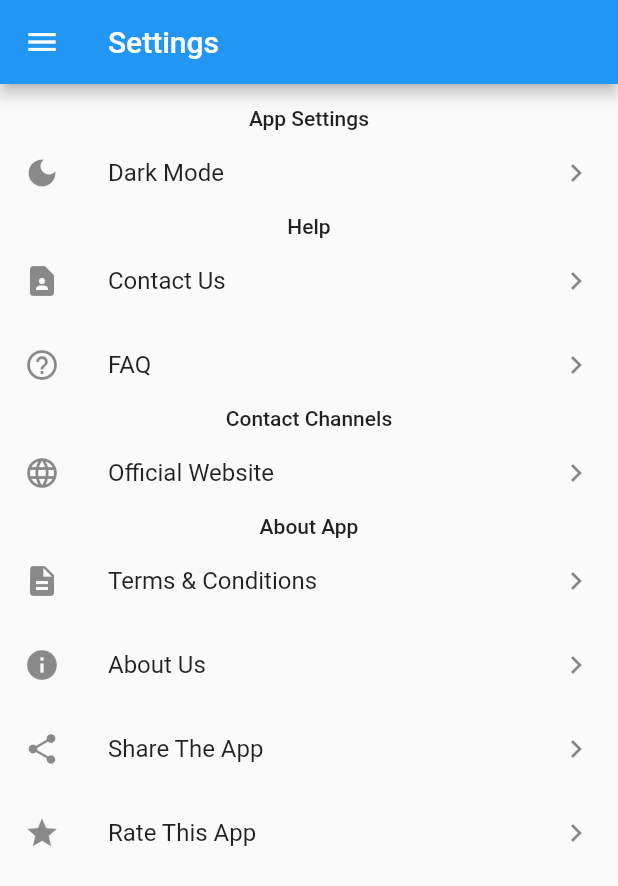
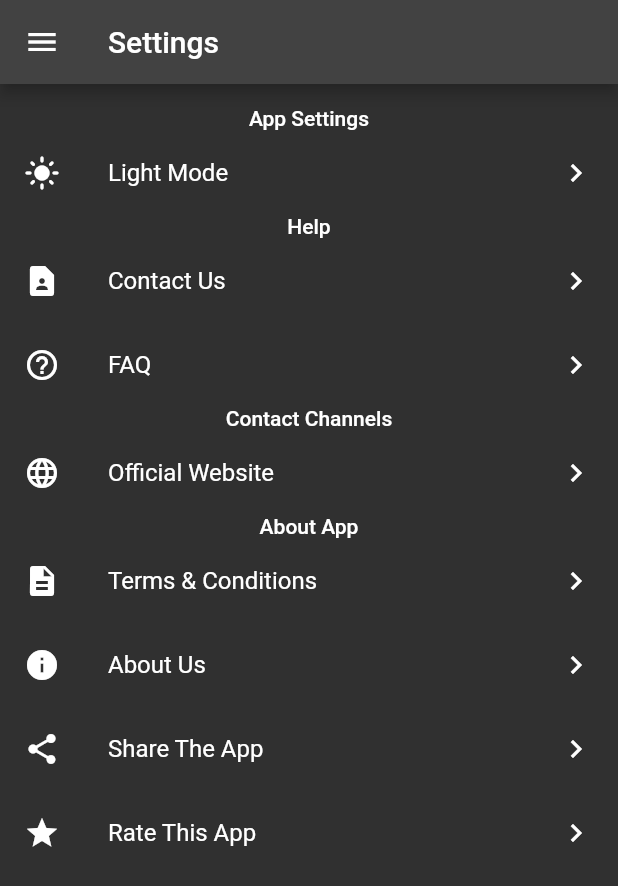
Before and after one commit to vlance11/flutter-moonlight, a Flutter app: the SettingsView screen opened by its route, after a tap on "Dark Mode", on a phone screen of 412 x 824 dp. Shown: the top 886 px of the screen. Run offline on Flutter 3.47's test engine with Material 2 defaults, Android fonts, the phone set to English and light mode, and no system bars; our stand-ins replace share_plus; network calls fail.

Commit message:
create switch button for theme mode

```diff
--- a/lib/main.dart
+++ b/lib/main.dart
@@ -8,16 +8,26 @@ void main() {
 }
 
 class MyApp extends StatelessWidget {
+  // Theme Mode Change Start
+  static final ValueNotifier<ThemeMode> themeNotifier =
+      ValueNotifier(ThemeMode.light);
+  // Theme Mode Change End
   const MyApp({Key? key}) : super(key: key);
 
   @override
   Widget build(BuildContext context) {
+    return ValueListenableBuilder<ThemeMode>(
+        valueListenable: themeNotifier,
+        builder: (_, ThemeMode currentMode, __) {
           return MaterialApp(
             title: appName,
             theme: lightTheme,
-      themeMode: ThemeMode.system,
+            // themeMode: ThemeMode.system,
+            darkTheme: ThemeData.dark(),
+            themeMode: currentMode,
             initialRoute: rootRoute,
             onGenerateRoute: Routes.generateRoute,
           );
+        });
   }
 }
--- a/lib/views/settings_view.dart
+++ b/lib/views/settings_view.dart
@@ -2,6 +2,7 @@ import 'dart:io';
 
 import 'package:flutter/material.dart';
 import '../constants/app.dart';
+import '../main.dart';
 import '../utils/tools.dart';
 import '../widgets/drawer.dart';
 
@@ -24,10 +25,19 @@ class SettingsView extends StatelessWidget {
                   style: TextStyle(fontWeight: FontWeight.w500)),
             ),
             ListTile(
-              leading: Icon(Icons.dark_mode),
-              title: Text("Dark Mode"),
+              leading: Icon(MyApp.themeNotifier.value == ThemeMode.light
+                  ? Icons.dark_mode
+                  : Icons.light_mode),
+              title: MyApp.themeNotifier.value == ThemeMode.light
+                  ? Text("Dark Mode")
+                  : Text("Light Mode"),
               trailing: Icon(Icons.navigate_next),
-              onTap: (() {}),
+              onTap: (() {
+                MyApp.themeNotifier.value =
+                    MyApp.themeNotifier.value == ThemeMode.light
+                        ? ThemeMode.dark
+                        : ThemeMode.light;
+              }),
             ),
             Center(
               child: Text("Help",
```
Lines whose indentation alone changed are shown as unchanged.
